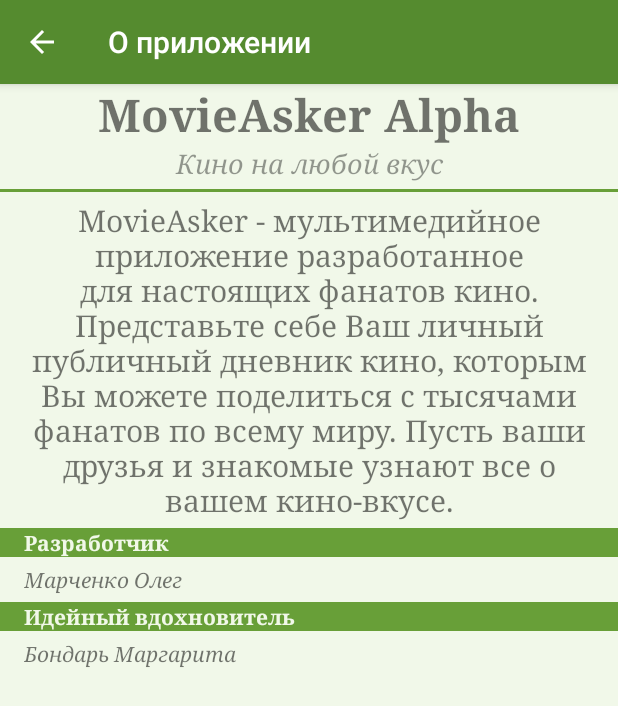
After one commit to MarchenkoProjects/MovieAskerApplication, an Android app: the AboutActivity screen opened directly, with no data from a screen before it, on a phone screen of 412 x 824 dp. The commit adds this screen. Shown: the top 706 px of the screen. Run offline under Robolectric (Android 15) with nearby library versions, the phone set to English and light mode, and no system bars.

Commit message:
Created About layout and activity.

```diff
--- a/app/src/main/AndroidManifest.xml
+++ b/app/src/main/AndroidManifest.xml
@@ -30,6 +30,12 @@
                 android:name="android.support.PARENT_ACTIVITY"
                 android:value=".activity.MainActivity" />
         </activity>
+
+        <activity android:name=".activity.AboutActivity">
+            <meta-data
+                android:name="android.support.PARENT_ACTIVITY"
+                android:value=".activity.MainActivity" />
+        </activity>
     </application>
 
 </manifest>
--- /dev/null
+++ b/app/src/main/java/mos/edu/client/movieasker/activity/AboutActivity.java
@@ -0,0 +1,39 @@
+package mos.edu.client.movieasker.activity;
+
+import android.os.Bundle;
+import android.support.annotation.Nullable;
+import android.support.v7.app.ActionBar;
+import android.support.v7.app.AppCompatActivity;
+import android.support.v7.widget.Toolbar;
+
+import mos.edu.client.movieasker.R;
+
+public class AboutActivity extends AppCompatActivity {
+    private static final int LAYOUT = R.layout.activity_about;
+
+    @Override
+    protected void onCreate(@Nullable Bundle savedInstanceState) {
+        super.onCreate(savedInstanceState);
+        setContentView(LAYOUT);
+
+        loadViews();
+    }
+
+    private void loadViews() {
+        initToolbar();
+    }
+
+    private void initToolbar() {
+        final Toolbar toolbar = (Toolbar) findViewById(R.id.about_toolbar);
+        if (toolbar != null) {
+            toolbar.setTitle(R.string.about_title);
+            setSupportActionBar(toolbar);
+        }
+
+        final ActionBar actionBar = getSupportActionBar();
+        if (actionBar != null) {
+            actionBar.setDisplayHomeAsUpEnabled(true);
+        }
+    }
+
+}
--- a/app/src/main/java/mos/edu/client/movieasker/activity/MainActivity.java
+++ b/app/src/main/java/mos/edu/client/movieasker/activity/MainActivity.java
@@ -144,6 +144,7 @@ public class MainActivity extends AppCompatActivity {
                         case R.id.settings_navigation_item:
                             break;
                         case R.id.about_navigation_item:
+                            showAboutActivity();
                             break;
                     }
 
@@ -154,6 +155,12 @@ public class MainActivity extends AppCompatActivity {
                     final Intent registrationActivity =
                             new Intent(MainActivity.this, RegistrationActivity.class);
                     startActivity(registrationActivity);
+                }
+
+                private void showAboutActivity() {
+                    final Intent aboutActivity =
+                            new Intent(MainActivity.this, AboutActivity.class);
+                    startActivity(aboutActivity);
                 }
 
             };
--- /dev/null
+++ b/app/src/main/res/layout/activity_about.xml
@@ -0,0 +1,122 @@
+<?xml version="1.0" encoding="utf-8"?>
+<android.support.design.widget.CoordinatorLayout
+    xmlns:android="http://schemas.android.com/apk/res/android"
+    xmlns:app="http://schemas.android.com/apk/res-auto"
+    xmlns:tools="http://schemas.android.com/tools"
+    android:layout_width="match_parent"
+    android:layout_height="match_parent"
+    android:background="@color/color_background"
+    android:fitsSystemWindows="true"
+    tools:context=".activity.AboutActivity">
+
+    <android.support.design.widget.AppBarLayout
+        android:layout_width="match_parent"
+        android:layout_height="wrap_content"
+        android:theme="@style/AppThemeBase.AppBarOverlay">
+
+        <android.support.v7.widget.Toolbar
+            android:id="@+id/about_toolbar"
+            android:layout_width="match_parent"
+            android:layout_height="?attr/actionBarSize"
+            app:popupTheme="@style/AppThemeBase.PopupOverlay"/>
+
+    </android.support.design.widget.AppBarLayout>
+
+    <ScrollView
+        android:layout_width="match_parent"
+        android:layout_height="match_parent"
+        android:scrollbars="none"
+        app:layout_behavior="@string/appbar_scrolling_view_behavior">
+
+        <LinearLayout
+            android:orientation="vertical"
+            android:layout_width="match_parent"
+            android:layout_height="wrap_content">
+
+            <TextView
+                android:layout_width="match_parent"
+                android:layout_height="wrap_content"
+                android:gravity="center"
+                android:text="@string/app_name"
+                android:textSize="30sp"
+                android:textStyle="bold"
+                android:typeface="serif" />
+
+            <TextView
+                android:layout_width="match_parent"
+                android:layout_height="wrap_content"
+                android:gravity="center"
+                android:text="@string/app_slogan"
+                android:textSize="18sp"
+                android:textStyle="italic"
+                android:textColor="@color/black_overlay"
+                android:typeface="serif" />
+
+            <View
+                android:layout_width="match_parent"
+                android:layout_height="2dp"
+                android:layout_marginTop="@dimen/film_view_vertical_margin"
+                android:layout_marginBottom="@dimen/film_view_vertical_margin"
+                android:background="@color/color_primary_dark" />
+
+            <TextView
+                android:layout_width="match_parent"
+                android:layout_height="wrap_content"
+                android:layout_marginLeft="@dimen/activity_horizontal_margin"
+                android:layout_marginRight="@dimen/activity_horizontal_margin"
+                android:gravity="center"
+                android:text="@string/about_app_text"
+                android:textSize="20sp"
+                android:typeface="serif" />
+
+            <TextView
+                android:layout_width="match_parent"
+                android:layout_height="wrap_content"
+                android:layout_marginTop="@dimen/film_view_vertical_margin"
+                android:layout_marginBottom="@dimen/film_view_vertical_margin"
+                android:paddingLeft="@dimen/activity_horizontal_margin"
+                android:paddingRight="@dimen/activity_horizontal_margin"
+                android:text="@string/about_developer_block_title"
+                android:textColor="@color/color_background"
+                android:textStyle="bold"
+                android:textSize="14sp"
+                android:typeface="serif"
+                android:background="@color/color_primary_dark" />
+
+            <TextView
+                android:layout_width="match_parent"
+                android:layout_height="wrap_content"
+                android:layout_marginLeft="@dimen/activity_horizontal_margin"
+                android:layout_marginRight="@dimen/activity_horizontal_margin"
+                android:text="@string/about_developer_name"
+                android:textStyle="italic"
+                android:typeface="serif" />
+
+            <TextView
+                android:layout_width="match_parent"
+                android:layout_height="wrap_content"
+                android:layout_marginTop="@dimen/film_view_vertical_margin"
+                android:layout_marginBottom="@dimen/film_view_vertical_margin"
+                android:paddingLeft="@dimen/activity_horizontal_margin"
+                android:paddingRight="@dimen/activity_horizontal_margin"
+                android:text="@string/about_idea_master_block_title"
+                android:textColor="@color/color_background"
+                android:textStyle="bold"
+                android:textSize="14sp"
+                android:typeface="serif"
+                android:background="@color/color_primary_dark" />
+
+            <TextView
+                android:layout_width="match_parent"
+                android:layout_height="wrap_content"
+                android:layout_marginLeft="@dimen/activity_horizontal_margin"
+                android:layout_marginRight="@dimen/activity_horizontal_margin"
+                android:text="@string/about_idea_master_name"
+                android:textStyle="italic"
+                android:typeface="serif" />
+
+        </LinearLayout>
+
+    </ScrollView>
+
+</android.support.design.widget.CoordinatorLayout>
--- a/app/src/main/res/values/strings.xml
+++ b/app/src/main/res/values/strings.xml
@@ -1,5 +1,6 @@
 <resources>
     <string name="app_name">MovieAsker Alpha</string>
+    <string name="app_slogan">Кино на любой вкус</string>
 
     <string name="search_item_title">Поиск</string>
 
@@ -59,4 +60,11 @@
 
     <string name="film_to_favorite_text">Фильм добавлен в Избранное</string>
     <string name="film_to_looked_text">Фильм добавлен в Просмотренное</string>
+
+    <string name="about_title">О приложении</string>
+    <string name="about_app_text">MovieAsker - мультимедийное приложение разработанное для настоящих фанатов кино. Представьте себе Ваш личный публичный дневник кино, которым Вы можете поделиться с тысячами фанатов по всему миру. Пусть ваши друзья и знакомые узнают все о вашем кино-вкусе.</string>
+    <string name="about_developer_block_title">Разработчик</string>
+    <string name="about_developer_name">Марченко Олег</string>
+    <string name="about_idea_master_block_title">Идейный вдохновитель</string>
+    <string name="about_idea_master_name">Бондарь Маргарита</string>
 </resources>
```
